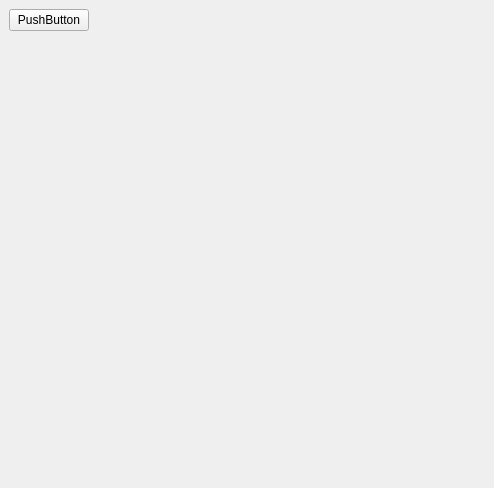
chebizarro/foss4gna-python-qgis, file ePop/ePop/epop_dockwidget_base.ui: the form before one commit.
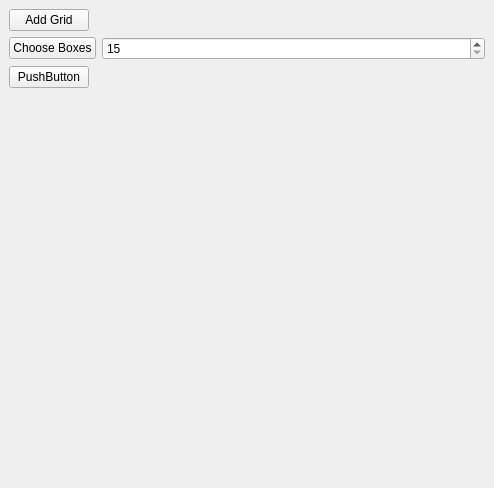
The form after the commit.

```diff
--- a/ePop/ePop/epop_dockwidget_base.ui
+++ b/ePop/ePop/epop_dockwidget_base.ui
@@ -18,6 +18,27 @@
     <item row="0" column="0">
      <layout class="QFormLayout" name="formLayout">
       <item row="0" column="0">
+       <widget class="QPushButton" name="addGridButton">
+        <property name="text">
+         <string>Add Grid</string>
+        </property>
+       </widget>
+      </item>
+      <item row="1" column="0">
+       <widget class="QPushButton" name="randomButton">
+        <property name="text">
+         <string>Choose Boxes</string>
+        </property>
+       </widget>
+      </item>
+      <item row="1" column="1">
+       <widget class="QSpinBox" name="spinBox">
+        <property name="minimum">
+         <number>15</number>
+        </property>
+       </widget>
+      </item>
+      <item row="2" column="0">
        <widget class="QPushButton" name="pushButton">
         <property name="text">
          <string>PushButton</string>
```
